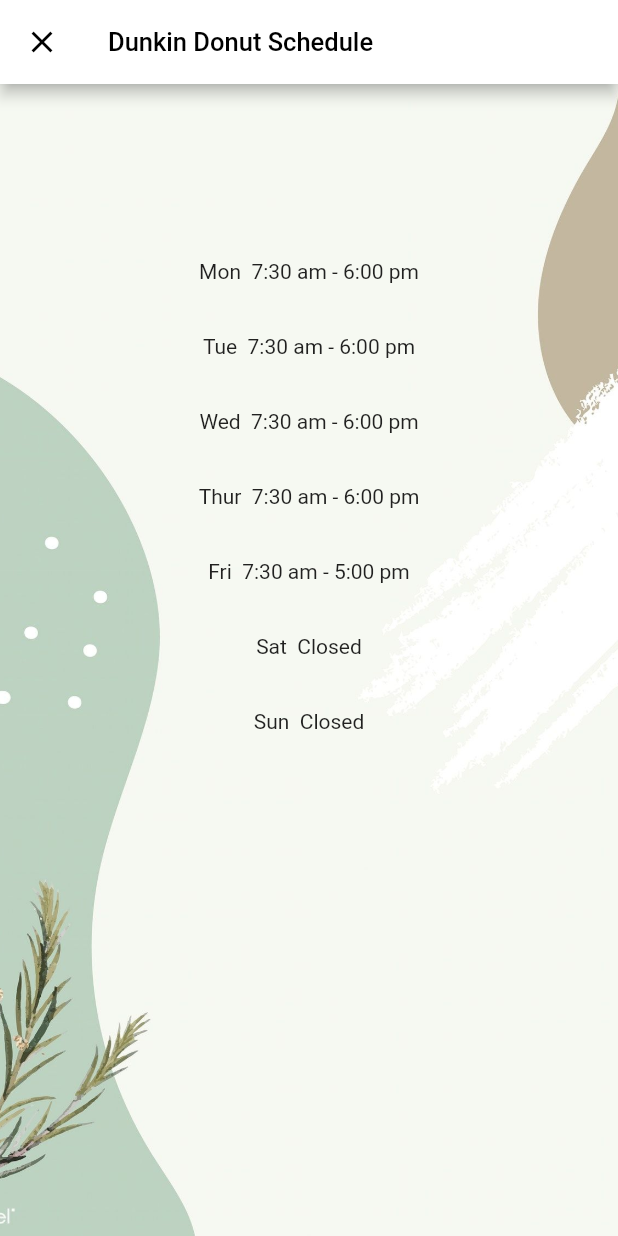
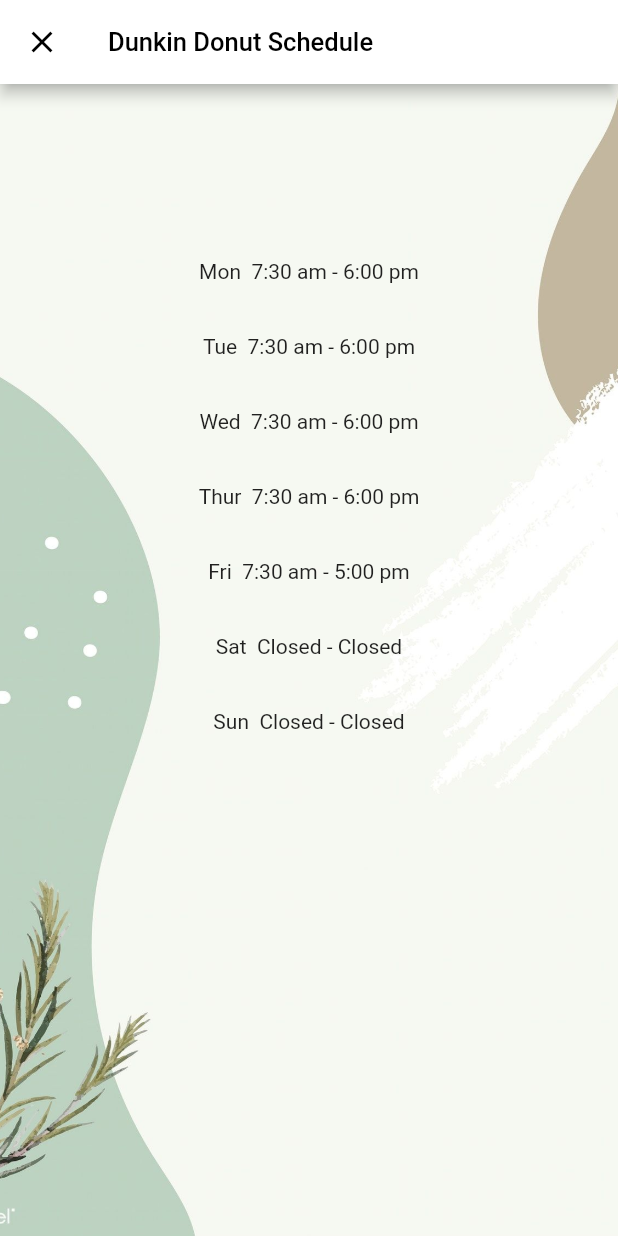
Before and after one commit to JasonCheung01/hofstra_school_app, a Flutter app: the dunkinDonutSchedule screen opened directly, on a phone screen of 412 x 824 dp. Run offline on Flutter 3.47's test engine with Material 2 defaults, Android fonts, the phone set to English and light mode, and no system bars; our stand-ins replace cloud_firestore, firebase_auth, firebase_core, firebase_database, google_sign_in; accounts and stored records are empty.

Commit message:
Updated Dunkin Donut Schedule

```diff
--- a/lib/schedule/dunkin_donutSchedule.dart
+++ b/lib/schedule/dunkin_donutSchedule.dart
@@ -21,8 +21,8 @@
     '7:30 am - 6:00 pm',
     '7:30 am - 6:00 pm',
     '7:30 am - 5:00 pm',
-    'Closed',
-    'Closed'
+    'Closed - Closed',
+    'Closed - Closed'
   ];
 
   Widget build(BuildContext context) {
```
